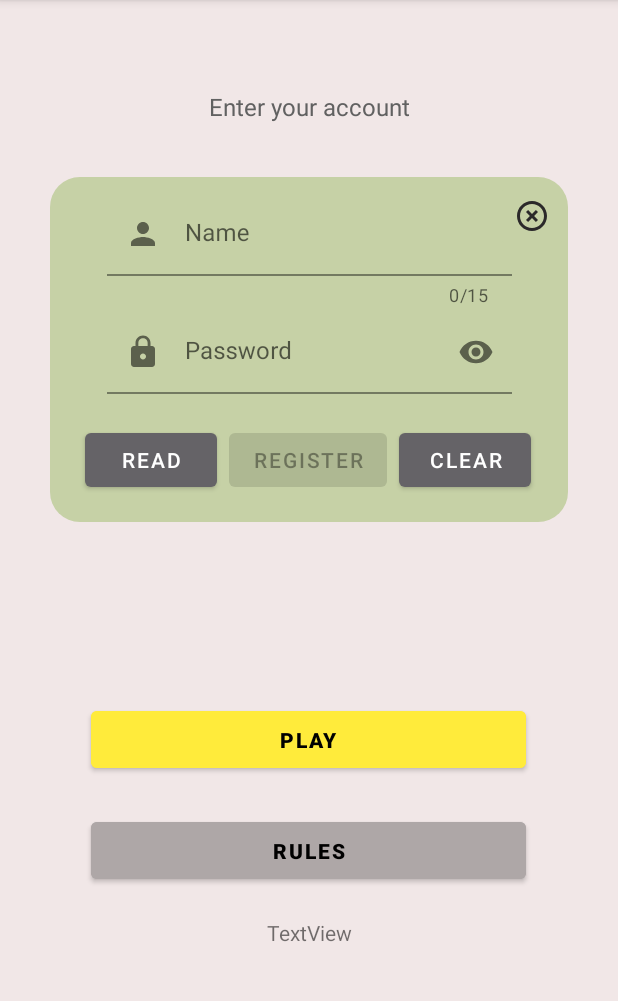
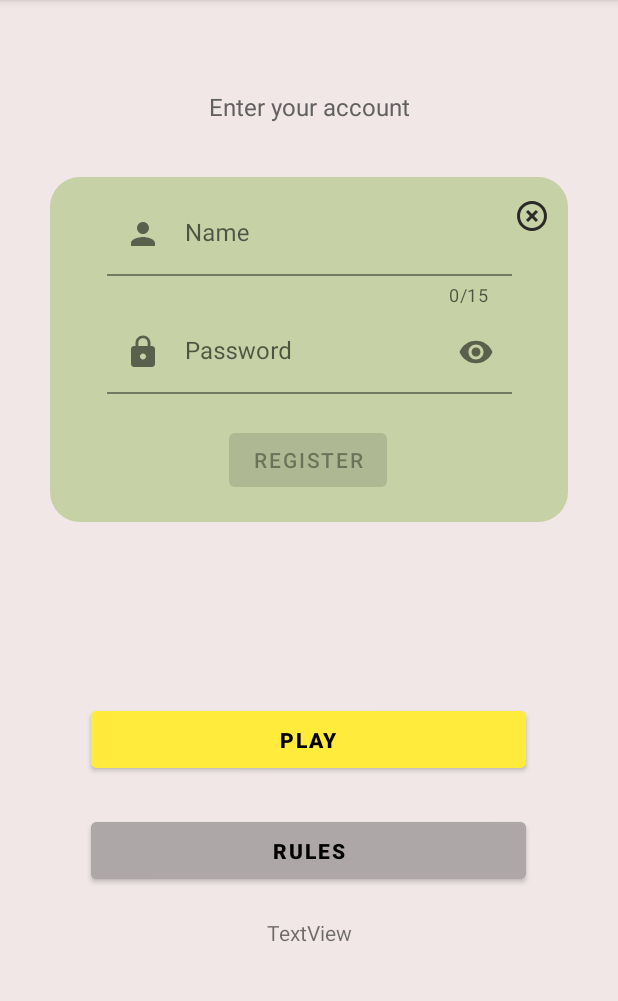
Before and after one commit to Dimsos23/MyApplication, an Android app: the screen it shows after launch (MainActivity), in the options menu, after a tap on "Account", on a phone screen of 412 x 824 dp, the part 84-1085 px from its top. Run offline under Robolectric (Android 15) with nearby library versions, the phone set to English and light mode, and no system bars; Roboto replaces fonts that are not available here; 1 statement that could not run was skipped.

Commit message:
Realized register accouns with SharedPreferences

```diff
--- a/app/src/main/java/ru/dimsos/myapplication/Constant.java
+++ b/app/src/main/java/ru/dimsos/myapplication/Constant.java
@@ -1,6 +1,9 @@
 package ru.dimsos.myapplication;
 
 public class Constant {
+
+    final static String SAVED_NAME = "saved_name";
+    final static String SAVED_LEVEL = "saved_level";
 
     public static final String TABLE_NAME = "users";
     public static final String _ID = "_id";
@@ -11,8 +14,5 @@ public class Constant {
     public static final String TABLE_STRUCTURE = "CREATE TABLE " + TABLE_NAME + " (" +
             _ID + " INTEGER PRIMARY KEY," + USER_NAME + " TEXT," + USER_PASSWORD + " TEXT,"
              + USER_LEVEL + " TEXT)";
-    public static final String TABLE_STRUCTURE2 = "CREATE TABLE " + TABLE_NAME + " (" +
-             USER_NAME + " TEXT PRIMARY KEY," + USER_PASSWORD + " TEXT,"
-            + USER_LEVEL + " TEXT)";
     public static final String DROP_TABLE = "DROP TABLE IF EXIST " + TABLE_NAME;
 }
--- a/app/src/main/java/ru/dimsos/myapplication/Dialog_fragment.java
+++ b/app/src/main/java/ru/dimsos/myapplication/Dialog_fragment.java
@@ -7,7 +7,6 @@ import android.os.Bundle;
 import android.view.LayoutInflater;
 import android.view.View;
 import android.view.ViewGroup;
-import android.view.WindowManager;
 
 import androidx.annotation.Nullable;
 
--- a/app/src/main/java/ru/dimsos/myapplication/Fragment_account.java
+++ b/app/src/main/java/ru/dimsos/myapplication/Fragment_account.java
@@ -2,42 +2,44 @@ package ru.dimsos.myapplication;
 
 import android.app.Fragment;
 import android.app.FragmentTransaction;
-import android.graphics.drawable.Drawable;
+import android.content.Context;
+import android.content.SharedPreferences;
 import android.os.Bundle;
 import android.text.Editable;
+import android.text.InputFilter;
+import android.text.SpannableString;
+import android.text.Spanned;
+import android.text.TextUtils;
 import android.text.TextWatcher;
-import android.view.Display;
 import android.view.LayoutInflater;
 import android.view.View;
 import android.view.ViewGroup;
 import android.widget.Button;
 import android.widget.EditText;
 import android.widget.ImageButton;
-import android.widget.TextView;
-import android.widget.Toast;
 
 import androidx.annotation.Nullable;
-import androidx.core.content.res.ResourcesCompat;
 
 import com.google.android.material.snackbar.Snackbar;
 import com.google.android.material.textfield.TextInputLayout;
 
-import java.text.BreakIterator;
-import java.util.ArrayList;
 import java.util.HashMap;
-import java.util.List;
 import java.util.Map;
 
 
 public class Fragment_account extends Fragment implements View.OnClickListener {
 
-    static Button btnEnter, btnClear, btnRead;
+    String level = "0";
+
+    SharedPreferences sPref;
+
+    static Button btnEnter;
     static EditText edTextName, edTextPassword;
     ImageButton imCloseWindow;
     FragmentTransaction fragmentTransaction;
     static TextInputLayout tilName;
 
-    public static Map<String, String> listUser = new HashMap<>();
+//    public static Map<String, String> listUser = new HashMap<>();
 
     @Nullable
     @Override
@@ -51,13 +53,9 @@ public class Fragment_account extends Fragment implements View.OnClickListener {
         btnEnter.setOnClickListener(this);
         btnEnter.setEnabled(false);
 
-        btnClear = view.findViewById(R.id.btnClear);
-        btnClear.setOnClickListener(this);
+        edTextName = view.findViewById(R.id.edTextName);
+        edTextName.setFilters(new InputFilter[]{filter});
 
-        btnRead = view.findViewById(R.id.btnRead);
-        btnRead.setOnClickListener(this);
-
-        edTextName = view.findViewById(R.id.edTextName);
         edTextPassword = view.findViewById(R.id.edTextPassword);
 
         tilName = view.findViewById(R.id.textInputLayout);
@@ -67,9 +65,48 @@ public class Fragment_account extends Fragment implements View.OnClickListener {
         CustomTextWatcher textWatcher = new CustomTextWatcher(edList, btnEnter);
         for (EditText editText : edList) editText.addTextChangedListener(textWatcher);
 
-        MainActivity.dbManager.readDatabase();
+//        MainActivity.dbManager.readDatabase();
 
         return view;
+    }
+
+    // Создаем фильтр, чтобы нельзя было вводить пробел в edTextName
+    InputFilter filter = new InputFilter() {
+        @Override
+        public CharSequence filter(CharSequence source, int start, int end, Spanned dest, int dstart, int dend) {
+            boolean keepOriginal = true;
+            StringBuilder sb = new StringBuilder(end - start);
+            for (int i = start; i < end; i++) {
+                char c = source.charAt(i);
+                if (isCharAllowed(c)) // put your condition here
+                    sb.append(c);
+                else
+                    keepOriginal = false;
+            }
+            if (keepOriginal)
+                return null;
+            else {
+                if (source instanceof Spanned) {
+                    SpannableString sp = new SpannableString(sb);
+                    TextUtils.copySpansFrom((Spanned) source, start, sb.length(), null, sp, 0);
+                    return sp;
+                } else {
+                    return sb;
+                }
+            }
+        }
+
+        private boolean isCharAllowed(char c) {
+            return c != ' ';
+        }
+    };
+
+    void saveText() {
+        sPref = getActivity().getPreferences(Context.MODE_PRIVATE);
+        SharedPreferences.Editor ed = sPref.edit();
+        ed.putString(Constant.SAVED_NAME, edTextName.getText().toString());
+        ed.putString(Constant.SAVED_LEVEL, level);
+        ed.apply();
     }
 
     // Внутренний класс для  проверки нависанного в EditText
@@ -100,7 +137,7 @@ public class Fragment_account extends Fragment implements View.OnClickListener {
                     break;
                 } else {
                     // Смена названия кнопки
-                    if (listUser.containsKey(user)) {
+                    if (MainActivity.listUser.containsKey(user)) {
                         btnEnter.setText(R.string.enter);
                         tilName.setEndIconDrawable(R.drawable.ic_check);
                     } else {
@@ -127,6 +164,8 @@ public class Fragment_account extends Fragment implements View.OnClickListener {
     @Override
     public void onDestroy() {
         super.onDestroy();
+//        saveText();
+//        MainActivity.dbManager.updateLevel();
     }
 
     public void closeFragWindow() {
@@ -139,13 +178,13 @@ public class Fragment_account extends Fragment implements View.OnClickListener {
         edTextPassword.getText().clear();
     }
 
+
     @Override
     public void onClick(View v) {
         String name = edTextName.getText().toString();
         String password = edTextPassword.getText().toString();
-        String level = "0";
 
-        Snackbar snackbar = Snackbar.make(btnClear, "Успешный вход пользователя", 2000);
+        Snackbar snackbar = Snackbar.make(btnEnter, "Успешный вход пользователя", 2000);
         snackbar.setAnchorView(imCloseWindow);
         snackbar.setTextColor(getResources().getColor(R.color.letters_gray));
         snackbar.setBackgroundTint(getResources().getColor(R.color.frag_color));
@@ -160,9 +199,10 @@ public class Fragment_account extends Fragment implements View.OnClickListener {
                     Boolean check = MainActivity.dbManager.chekPassword(password);
                     if (check) {
                         snackbar.show();
-                        String userLevel = listUser.get(name);
+                        level = MainActivity.listUser.get(name);
                         MainActivity.tvCurrentAccount.setText(name);
-                        MainActivity.tvLevelMind.setText(userLevel);
+                        MainActivity.tvLevelMind.setText(level);
+                        saveText();
                         closeFragWindow();
                     } else {
                         snackbar.setText("Не верный пароль или имя пользователя!");
@@ -172,19 +212,15 @@ public class Fragment_account extends Fragment implements View.OnClickListener {
                 if (btnEnter.getText().equals("Register")) {
                     MainActivity.dbManager.insertDatabase(name, password, level);
                     MainActivity.dbManager.readDatabase();
-                    String userLevel = listUser.get(name);
+                    String userLevel = MainActivity.listUser.get(name);
                     MainActivity.tvCurrentAccount.setText(name);
                     MainActivity.tvLevelMind.setText(userLevel);
+                    saveText();
                     snackbar.setText("Регистрация прошла успешно");
                     snackbar.show();
                     closeFragWindow();
                 }
                 break;
-
-            case R.id.btnRead:
-
-            case R.id.btnClear:
-                break;
         }
     }
 }
--- a/app/src/main/java/ru/dimsos/myapplication/MainActivity.java
+++ b/app/src/main/java/ru/dimsos/myapplication/MainActivity.java
@@ -2,7 +2,9 @@ package ru.dimsos.myapplication;
 
 
 import android.app.FragmentTransaction;
+import android.content.Context;
 import android.content.Intent;
+import android.content.SharedPreferences;
 import android.os.Bundle;
 import android.view.Menu;
 import android.view.MenuItem;
@@ -15,10 +17,20 @@ import androidx.annotation.NonNull;
 import androidx.appcompat.app.AppCompatActivity;
 import androidx.appcompat.app.AppCompatDelegate;
 
+import java.util.HashMap;
+import java.util.Map;
+
 
 public class MainActivity extends AppCompatActivity implements View.OnClickListener {
 
+    SharedPreferences sPref;
+
+    final static String SAVED_NAME = "saved_name";
+    final static String SAVED_LEVEL = "saved_level";
+
     public static DbManager dbManager;
+
+    public static Map<String, String> listUser = new HashMap<>();
 
     Fragment_account fragment_account;
     Fragment_sound fragment_sound;
@@ -33,9 +45,9 @@ public class MainActivity extends AppCompatActivity implements View.OnClickListe
     static TextView tvLevelMind;
 
     String strLevelMind = TwoActivity.levelMind.toString();
+    int intLevelMindTwo = TwoActivity.levelMind;
+
     public  static TextView tvUsers;
-
-    public static Integer saveLevelMain;
 
 
     @Override
@@ -43,6 +55,7 @@ public class MainActivity extends AppCompatActivity implements View.OnClickListe
         super.onCreate(savedInstanceState);
         setContentView(R.layout.main);
         AppCompatDelegate.setDefaultNightMode(AppCompatDelegate.MODE_NIGHT_NO);
+
 
         dbManager = new DbManager(this);
 
@@ -60,22 +73,45 @@ public class MainActivity extends AppCompatActivity implements View.OnClickListe
         btnRules.setOnClickListener(this);
 
         tvLevelMind = findViewById(R.id.tvMindLevel);
-        tvLevelMind.setText(strLevelMind);
 
         tvUsers = findViewById(R.id.tvUsers);
 
         tvCurrentAccount = findViewById(R.id.tvCurrentAccount);
         tvCurrentAccount.setOnClickListener(this);
 
-        saveLevelMain = Integer.parseInt(tvLevelMind.getText().toString());
+        // Подключаемся к базе данных и заполняем listUser данными от тудаю
+        dbManager.openDatabase();
+        dbManager.readDatabase();
 
+        // Если база данных пуста, то мы не загружаем данные с SharedPreferences
+        if (!listUser.isEmpty()) loadText();
 
+        int currentLevelAccount = Integer.parseInt(tvLevelMind.getText().toString());
+
+        // Сохраняем в SharedPreference уровень только если он стал больше, чем был.
+        if (currentLevelAccount < intLevelMindTwo) saveText();
+        if (!listUser.isEmpty()) loadText();
     }
 
+    void saveText() {
+        sPref = getPreferences(Context.MODE_PRIVATE);
+        SharedPreferences.Editor ed = sPref.edit();
+        ed.putString(SAVED_LEVEL, strLevelMind);
+        ed.apply();
+    }
+
+    void loadText() {
+        sPref = getPreferences(Context.MODE_PRIVATE);
+        String savedName = sPref.getString(SAVED_NAME, "");
+        String savedLevel = sPref.getString(SAVED_LEVEL, "");
+        tvCurrentAccount.setText(savedName);
+        tvLevelMind.setText(savedLevel);
+    }
 
     @Override
     protected void onDestroy() {
         super.onDestroy();
+        dbManager.updateLevel();
         dbManager.closeDatabase();
     }
 
--- a/app/src/main/res/layout/fragment_account_new.xml
+++ b/app/src/main/res/layout/fragment_account_new.xml
@@ -33,7 +33,7 @@
             android:layout_height="wrap_content"
             android:background="@color/frag_color"
             android:maxLines="1"
-            android:inputType="text"
+            android:inputType="textPersonName|textCapWords"
             android:imeOptions="actionNext"/>
     </com.google.android.material.textfield.TextInputLayout>
 
@@ -85,26 +85,4 @@
         app:layout_constraintStart_toStartOf="@+id/textInputLayout2"
         app:layout_constraintTop_toBottomOf="@+id/textInputLayout2" />
 
-    <Button
-        android:id="@+id/btnRead"
-        android:layout_width="wrap_content"
-        android:layout_height="wrap_content"
-        android:layout_marginEnd="8dp"
-        android:text="Read"
-        app:layout_constraintBottom_toBottomOf="@+id/btnEnter"
-        app:layout_constraintEnd_toStartOf="@+id/btnEnter"
-        app:layout_constraintTop_toTopOf="@+id/btnEnter"
-        app:layout_constraintVertical_bias="0.0" />
-
-    <Button
-        android:id="@+id/btnClear"
-        android:layout_width="wrap_content"
-        android:layout_height="wrap_content"
-        android:layout_marginStart="8dp"
-        android:text="Clear"
-        app:layout_constraintBottom_toBottomOf="@+id/btnEnter"
-        app:layout_constraintStart_toEndOf="@+id/btnEnter"
-        app:layout_constraintTop_toTopOf="@+id/btnEnter"
-        app:layout_constraintVertical_bias="0.0" />
-
 </androidx.constraintlayout.widget.ConstraintLayout>
--- a/app/src/main/res/values/strings.xml
+++ b/app/src/main/res/values/strings.xml
@@ -16,6 +16,8 @@
     <string name="style_menu">Style</string>
     <string name="level_menu">Level</string>
     <string name="exit_menu">Exit game</string>
+    <string name="digits">абвгдеёжзийклмнопрстуфхцчшщыьэюяАБВГДЕЁЖЗИКЛМНОПРСТУФХЦЧШЩЫЬЭЮЯ
+        abcdefghijklmnopqrstuvwxyzABCDEFGHIJKLMNOPQRSTUVWXYZ0123456789</string>
     <string name="password">Password</string>
     <string name="enter">Enter</string>
     <string name="register">Register</string>
```
Also changed, not shown: app/src/main/java/ru/dimsos/myapplication/DbManager.java (+20 -6 lines), app/src/main/java/ru/dimsos/myapplication/TwoActivity.java (+14 -2 lines).
